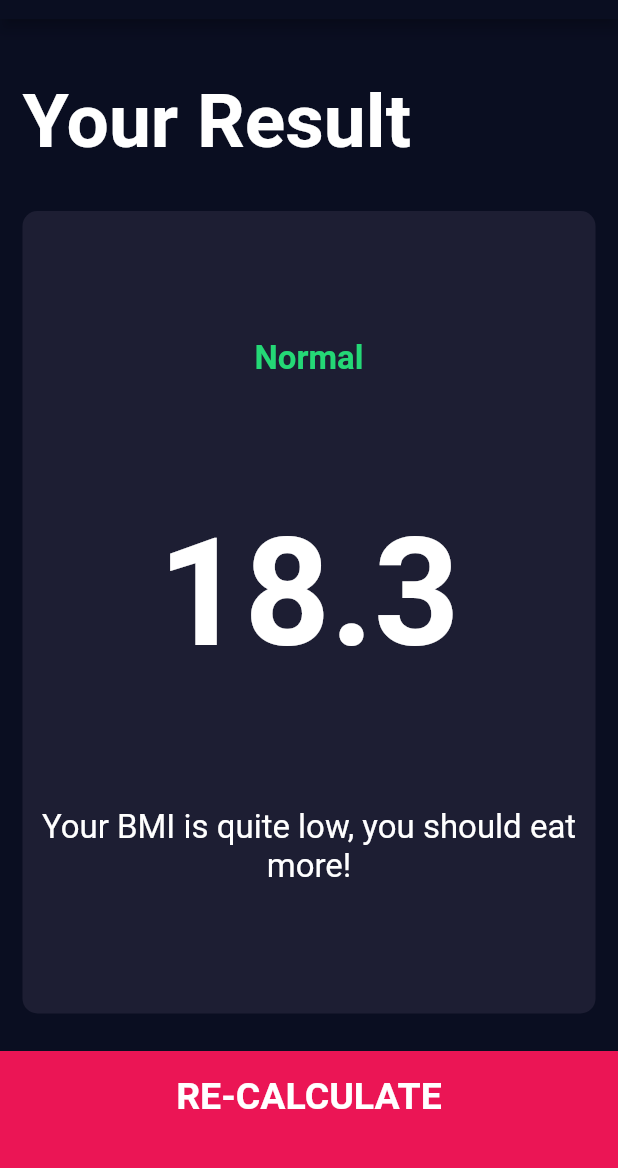
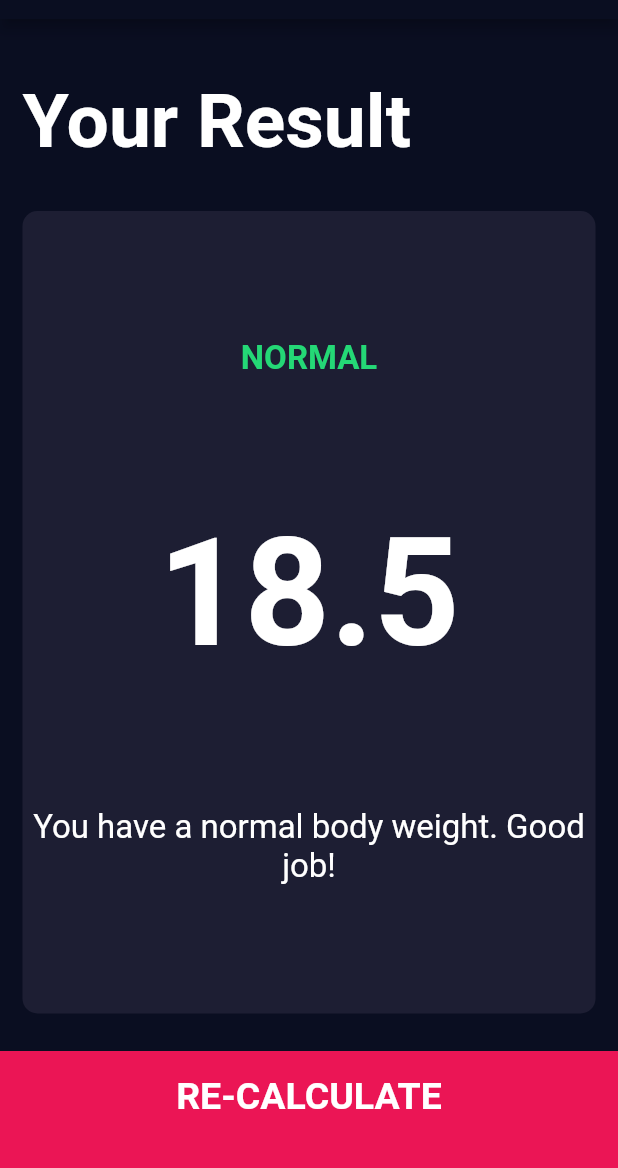
Before and after one commit to maleina/BMI-Calculator, a Flutter app: the screen it shows after launch, after a tap on "CALCULATE", on a phone screen of 412 x 824 dp, the part 65-1233 px from its top. Run offline on Flutter 3.47's test engine with Material 2 defaults, Android fonts, the phone set to English and light mode, and no system bars; our stand-ins replace font_awesome_flutter.

Commit message:
feat: Integrate bmi calculation into results

```diff
--- /dev/null
+++ b/lib/calculator_brain.dart
@@ -0,0 +1,35 @@
+import 'dart:math';
+
+class CalculatorBrain {
+  CalculatorBrain({this.height, this.weight});
+
+  final int height;
+  final int weight;
+
+  double _bmi;
+
+  String calculateBMI() {
+    _bmi = weight / pow(height / 100, 2);
+    return _bmi.toStringAsFixed(1);
+  }
+
+  String getResult() {
+    if (_bmi >= 25) {
+      return 'Overweight';
+    } else if (_bmi > 18.5) {
+      return 'Normal';
+    } else {
+      return 'Underweight';
+    }
+  }
+
+  String getInterpretation() {
+    if (_bmi >= 25) {
+      return 'You have a higher than normal body weight. Try to exercise more.';
+    } else if (_bmi > 18.5) {
+      return 'You have a normal body weight. Good job!';
+    } else {
+      return 'You have a lower than normal body weight. You can eat a bit more.';
+    }
+  }
+}
--- a/lib/screens/input_page.dart
+++ b/lib/screens/input_page.dart
@@ -6,6 +6,7 @@ import '../constants.dart';
 import 'results_page.dart';
 import '../components/bottom_button.dart';
 import '../components/round_icon_button.dart';
+import 'package:bmi_calculator/calculator_brain.dart';
 
 enum Gender {
   male,
@@ -220,10 +221,17 @@ class _InputPageState extends State<InputPage> {
           BottomButton(
             buttonTitle: 'CALCULATE',
             onTap: () {
+              CalculatorBrain calc =
+                  CalculatorBrain(height: height, weight: weight);
+
               Navigator.push(
                 context,
                 MaterialPageRoute(
-                  builder: (context) => ResultsPage(),
+                  builder: (context) => ResultsPage(
+                    bmiResult: calc.calculateBMI(),
+                    resultText: calc.getResult(),
+                    interpretation: calc.getInterpretation(),
+                  ),
                 ),
               );
             },
--- a/lib/screens/results_page.dart
+++ b/lib/screens/results_page.dart
@@ -4,6 +4,15 @@ import '../constants.dart';
 import 'package:bmi_calculator/components/bottom_button.dart';
 
 class ResultsPage extends StatelessWidget {
+  ResultsPage(
+      {@required this.bmiResult,
+      @required this.resultText,
+      @required this.interpretation});
+
+  final String bmiResult;
+  final String resultText;
+  final String interpretation;
+
   @override
   Widget build(BuildContext context) {
     return Scaffold(
@@ -33,15 +42,15 @@ class ResultsPage extends StatelessWidget {
                 crossAxisAlignment: CrossAxisAlignment.center,
                 children: [
                   Text(
-                    'Normal',
+                    resultText.toUpperCase(),
                     style: kResultTextStyle,
                   ),
                   Text(
-                    '18.3',
+                    bmiResult,
                     style: kBMITextStyle,
                   ),
                   Text(
-                    'Your BMI is quite low, you should eat more!',
+                    interpretation,
                     textAlign: TextAlign.center,
                     style: kBodyTextStyle,
                   ),
```
